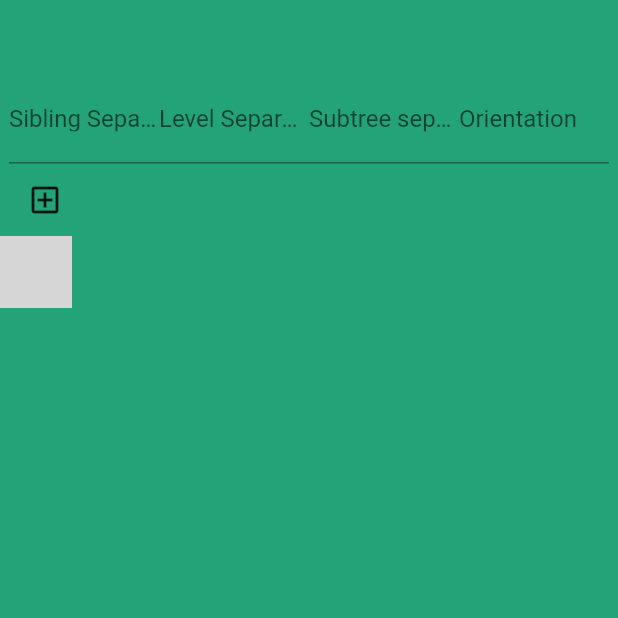
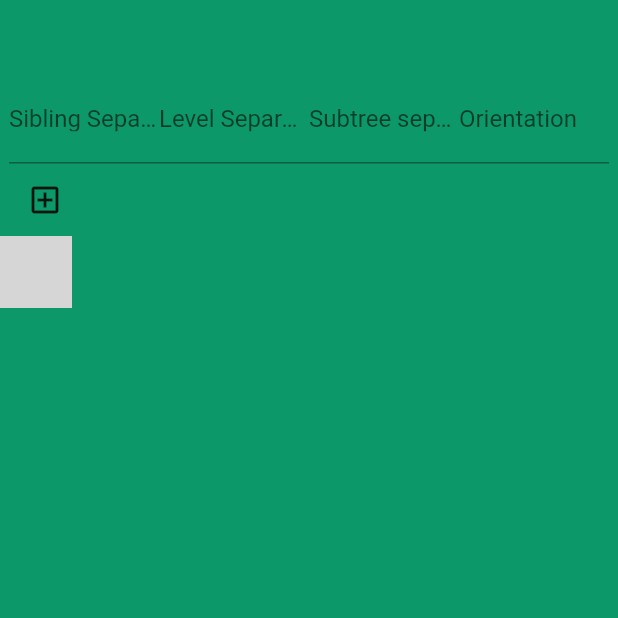
Before and after one commit to lim6112j/flutter-ui-best-practice, a Flutter app: the screen it shows after launch, item 2 of the bottom bar chosen, after a tap on the "add box" icon, on a phone screen of 412 x 824 dp, the top half of it. Run offline on Flutter 3.47's test engine with Material 2 defaults, Android fonts, the phone set to English and light mode, and no system bars; our stand-ins replace flutter_svg, sqflite; missing offline and left inert: graphview; accounts and stored records are empty; grey boxes are pictures that could not be loaded.

Commit message:
bloodline design ...

```diff
--- a/lib/screens/family/Bloodline.dart
+++ b/lib/screens/family/Bloodline.dart
@@ -26,7 +26,7 @@ class _BloodlineState extends State<Bloodline> {
   @override
   Widget build(BuildContext context) {
     return Scaffold(
-      backgroundColor: kPrimaryColor.withOpacity(0.9),
+      backgroundColor: kPrimaryColor,
         body: Column(
       mainAxisSize: MainAxisSize.max,
       children: [
@@ -133,7 +133,7 @@ class _BloodlineState extends State<Bloodline> {
             width: 70,
             decoration: BoxDecoration(
               image: DecorationImage(
-                image: AssetImage("assets/images/yelllow.jpeg"),
+                image: AssetImage("assets/images/yellow.jpeg"),
                 fit: BoxFit.cover,
               ),
               borderRadius: BorderRadius.only(
@@ -153,7 +153,12 @@ class _BloodlineState extends State<Bloodline> {
           ),
         ),
         SizedBox(height: 10,),
-        Text('Gecko ${a}', style: TextStyle(color: Colors.white),),
+        Row(
+          children: [
+            Icon(Icons.male, color: Colors.white, size: 15,),
+            Text(' Gecko ${a}', style: TextStyle(color: Colors.white),),
+          ],
+        ),
       ]),
     );
   }
@@ -172,22 +177,26 @@ class _BloodlineState extends State<Bloodline> {
     final node8 = Node.Id(7);
     final node7 = Node.Id(8);
     final node9 = Node.Id(9);
-    final node10 = Node(rectangleWidget(
-        10)); //using deprecated mechanism of directly placing the widget here
+    final node10 = Node(rectangleWidget(10)); //using deprecated mechanism of directly placing the widget here
     final node11 = Node(rectangleWidget(11));
     final node12 = Node(rectangleWidget(12));
 
     graph.addEdge(node1, node2);
-    graph.addEdge(node1, node3, paint: Paint()..color = Colors.red);
-    graph.addEdge(node1, node4, paint: Paint()..color = Colors.blue);
-    graph.addEdge(node2, node5);
+    graph.addEdge(node2, node12);
+    // graph.addEdge(node1, node3, paint: Paint()..color = Colors.red);
+    graph.addEdge(node1, node3);
+    // graph.addEdge(node1, node4, paint: Paint()..color = Colors.blue);
+    // graph.addEdge(node2, node5);
     graph.addEdge(node2, node6);
-    graph.addEdge(node6, node7, paint: Paint()..color = Colors.red);
-    graph.addEdge(node6, node8, paint: Paint()..color = Colors.red);
-    graph.addEdge(node4, node9);
-    graph.addEdge(node4, node10, paint: Paint()..color = Colors.black);
-    graph.addEdge(node4, node11, paint: Paint()..color = Colors.red);
-    graph.addEdge(node11, node12);
+    // graph.addEdge(node6, node7, paint: Paint()..color = Colors.red);
+    graph.addEdge(node6, node7);
+    // graph.addEdge(node6, node8, paint: Paint()..color = Colors.red);
+    graph.addEdge(node6, node8);
+    graph.addEdge(node3, node4);
+    graph.addEdge(node3, node5);
+    // graph.addEdge(node4, node10, paint: Paint()..color = Colors.black);
+    // graph.addEdge(node4, node11, paint: Paint()..color = Colors.red);
+    // graph.addEdge(node11, node12);
 
     builder
       ..siblingSeparation = (14)
--- a/lib/screens/home/components/body.dart
+++ b/lib/screens/home/components/body.dart
@@ -1,5 +1,6 @@
 import 'package:flutter/material.dart';
 import 'package:gecko_app/screens/home/components/featured_geckos.dart';
+import 'package:gecko_app/screens/home/components/list_gecko.dart';
 import 'package:gecko_app/screens/home/components/recommend_geckos.dart';
 import 'package:gecko_app/screens/home/components/title_with_more_btn.dart';
 import 'package:gecko_app/constants.dart';
@@ -43,22 +44,7 @@ class Body extends StatelessWidget {
           RecommendGeckos(
             geckos: getGeckoData(),
           ),
-          Padding(
-            padding: const EdgeInsets.all(8.0),
-            child: SizedBox(
-              height: 80 * (gecko.geckos.length.toDouble()),
-              child: ListView.builder(
-                itemCount: gecko.geckos.length,
-                itemBuilder: (context, index) => Card(
-                    child: ListTile(
-                        title: Text(gecko.geckos[index].name!),
-                        subtitle: Text(gecko.geckos[index].color!),
-                        trailing: Image.asset(gecko.geckos[index].thumbnail!),
-                      ),
-                    ),
-              ),
-            ),
-          ),
+          // ListGecko(gecko: gecko),
           TitleWithMoreBtn(
             title: "Featured Geckos",
             press: () {},
--- a/lib/screens/home/components/recommend_geckos.dart
+++ b/lib/screens/home/components/recommend_geckos.dart
@@ -48,12 +48,12 @@ class RecommendGeckos extends StatelessWidget {
               Navigator.push(
                 context,
                 MaterialPageRoute(
-                  builder: (context) => DetailsScreen(image:  'assets/images/yelllow.jpeg'),
+                  builder: (context) => DetailsScreen(image:  'assets/images/yellow.jpeg'),
                 )
               );
             },
             country: 'Japan',
-            image: 'assets/images/yelllow.jpeg',
+            image: 'assets/images/yellow.jpeg',
             price: 800,
             title: "nakamura"
           ),
```
Also changed, not shown: lib/screens/home/components/list_gecko.dart (added, +33 -0 lines), assets/images/yellow.jpeg (renamed from assets/images/yelllow.jpeg).
